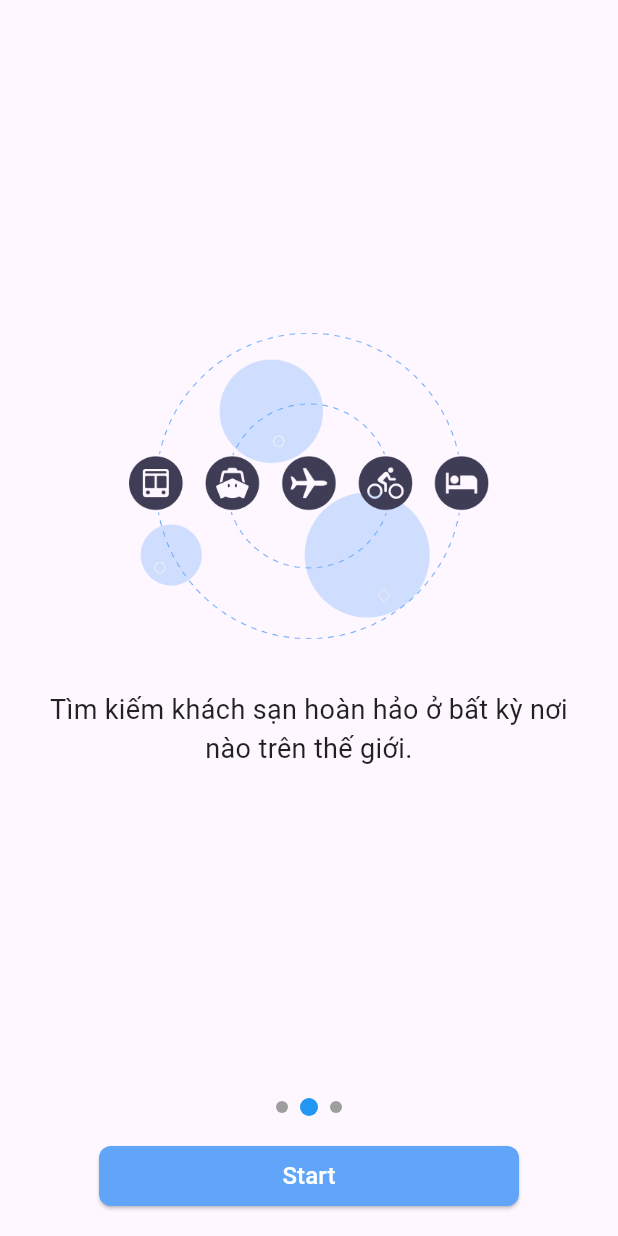
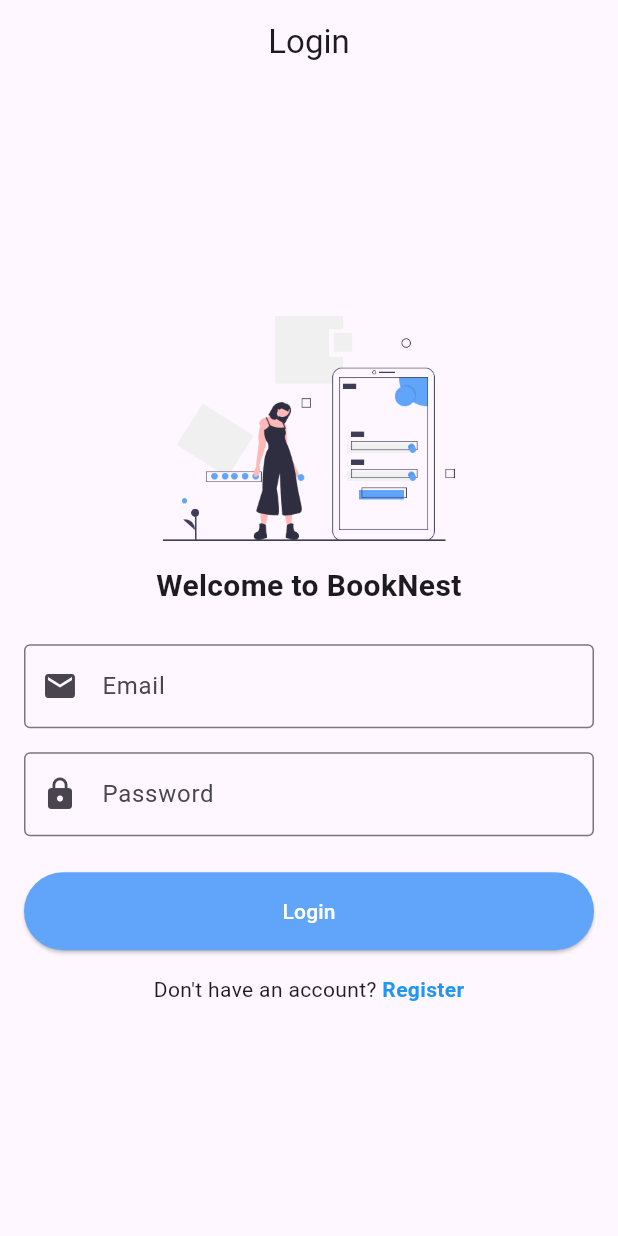
Before and after one commit to hanphong2977/booknest_app, a Flutter app: the screen it shows after launch, on a phone screen of 412 x 824 dp. Run offline on Flutter 3.47's test engine with Material 3 defaults, Android fonts, the light colour scheme and no system bars.

Commit message:
commit Login page 6/12/2024 9:39pm

```diff
--- /dev/null
+++ b/lib/login_page.dart
@@ -0,0 +1,115 @@
+import 'package:flutter/material.dart';
+
+class LoginPage extends StatefulWidget {
+  @override
+  _LoginPageState createState() => _LoginPageState();
+}
+
+class _LoginPageState extends State<LoginPage> {
+  final TextEditingController _emailController = TextEditingController();
+  final TextEditingController _passwordController = TextEditingController();
+
+  @override
+  Widget build(BuildContext context) {
+    return Scaffold(
+      appBar: AppBar(
+        title: Text('Login'),
+        centerTitle: true,
+      ),
+      body: Padding(
+        padding: const EdgeInsets.all(16.0),
+        child: Column(
+          mainAxisAlignment: MainAxisAlignment.center,
+          crossAxisAlignment: CrossAxisAlignment.stretch,
+          children: [
+            Image.asset(
+              'assets/images/login_page_img.png',
+              height: 150,
+            ),
+            SizedBox(height: 16),
+            Text(
+              'Welcome to BookNest',
+              textAlign: TextAlign.center,
+              style: TextStyle(
+                fontSize: 20,
+                fontWeight: FontWeight.bold,
+              ),
+            ),
+            SizedBox(height: 24),
+            TextField(
+              controller: _emailController,
+              decoration: InputDecoration(
+                labelText: 'Email',
+                border: OutlineInputBorder(),
+                prefixIcon: Icon(Icons.email),
+              ),
+              keyboardType: TextInputType.emailAddress,
+            ),
+            SizedBox(height: 16),
+            TextField(
+              controller: _passwordController,
+              decoration: InputDecoration(
+                labelText: 'Password',
+                border: OutlineInputBorder(),
+                prefixIcon: Icon(Icons.lock),
+              ),
+              obscureText: true,
+            ),
+            SizedBox(height: 24),
+            ElevatedButton(
+              onPressed: () {
+                // Xử lý logic đăng nhập tại đây
+                print('Email: ${_emailController.text}');
+                print('Password: ${_passwordController.text}');
+              },
+              style: ElevatedButton.styleFrom(
+                backgroundColor: Color(0xFF60A5FA), // Màu nền của nút
+                foregroundColor: Colors.white,      // Màu chữ
+                padding: EdgeInsets.symmetric(vertical: 16.0),
+              ),
+              child: Text('Login'),
+            ),
+            SizedBox(height: 16),
+            Row(
+              mainAxisAlignment: MainAxisAlignment.center,
+              children: [
+                Text("Don't have an account? "),
+                GestureDetector(
+                  onTap: () {
+                    // Điều hướng đến trang đăng ký
+                    Navigator.push(
+                      context,
+                      MaterialPageRoute(builder: (context) => RegisterPage()),
+                    );
+                  },
+                  child: Text(
+                    'Register',
+                    style: TextStyle(
+                      color: Colors.blue,
+                      fontWeight: FontWeight.bold,
+                    ),
+                  ),
+                ),
+              ],
+            ),
+          ],
+        ),
+      ),
+    );
+  }
+}
+
+class RegisterPage extends StatelessWidget {
+  @override
+  Widget build(BuildContext context) {
+    return Scaffold(
+      appBar: AppBar(
+        title: Text('Register'),
+        centerTitle: true,
+      ),
+      body: Center(
+        child: Text('This is the Register Page'),
+      ),
+    );
+  }
+}
--- a/lib/main.dart
+++ b/lib/main.dart
@@ -1,4 +1,5 @@
-import 'package:booknest_app/start_page.dart';
+import 'package:booknest_app/login_page.dart';
+// import 'package:booknest_app/start_page.dart';
 import 'package:flutter/material.dart';
 
 void main() {
@@ -17,7 +18,7 @@
         colorScheme: ColorScheme.fromSeed(seedColor: Colors.deepPurple),
         useMaterial3: true,
       ),
-      home: StartPage(),
+      home: LoginPage(),
     );
   }
 }
--- a/pubspec.yaml
+++ b/pubspec.yaml
@@ -61,3 +61,5 @@
     - assets/images/start_page_img_1.png
     - assets/images/start_page_img_2.png
     - assets/images/start_page_img_3.png
+    - assets/images/login_page_img.png
+    - assets/images/forgot_password_page_img.png
```
Also changed, not shown: assets/images/forgot_password_page_img.png (added), assets/images/login_page_img.png (added).
